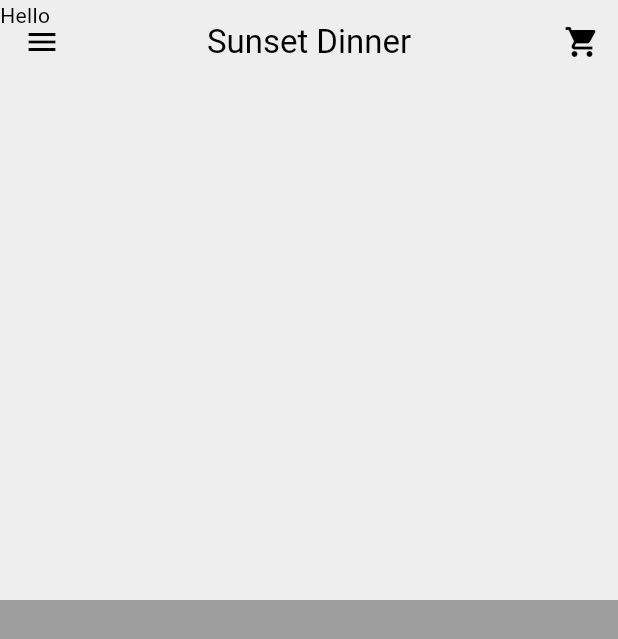
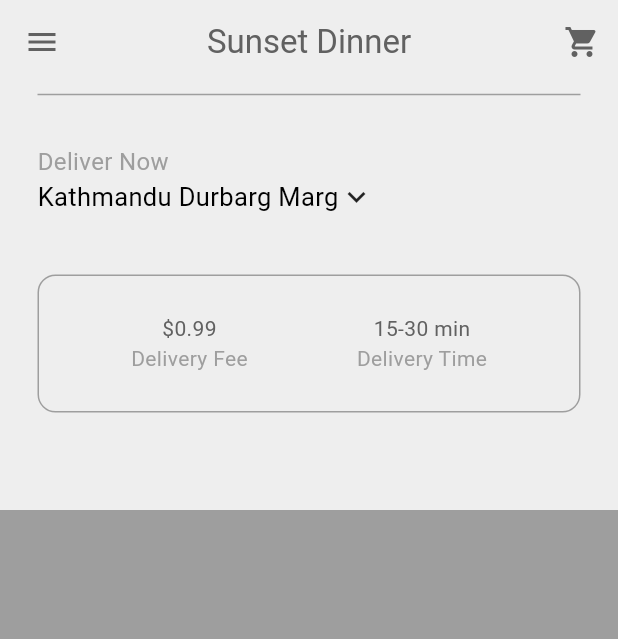
Before and after one commit to romanhumagain/Food-Delivery-App, a Flutter app: the screen it shows after launch, after a tap on "Sign in", on a phone screen of 412 x 824 dp. Shown: the top 639 px of the screen. Run offline on Flutter 3.47's test engine with Material 3 defaults, Android fonts, the phone set to English and light mode, and no system bars.

Commit message:
sliver app bar for application

```diff
--- /dev/null
+++ b/lib/components/my_current_location.dart
@@ -0,0 +1,48 @@
+import 'package:flutter/material.dart';
+import 'package:flutter/cupertino.dart';
+
+
+class MyCurrentLocation extends StatelessWidget {
+  const MyCurrentLocation({super.key});
+
+  void openLocationSearchBox(BuildContext context){
+    showDialog(context: context, builder: (context)=>AlertDialog(
+      title: Text("Your Location"),
+      content: TextField(
+        decoration: InputDecoration(
+          hintText: "Search address....",
+          hintStyle: TextStyle(color: Theme.of(context).colorScheme.inversePrimary)
+        ),
+      ),
+      actions: [
+        CupertinoButton(child: Text("Cancel"), onPressed: ()=>{Navigator.pop(context)}),
+        CupertinoButton(child: Text("Search"), onPressed: (){})
+
+      ],
+    ));
+
+  }
+
+  @override
+  Widget build(BuildContext context) {
+    return Padding(
+      padding: const EdgeInsets.all(25.0),
+      child: Column(
+        crossAxisAlignment: CrossAxisAlignment.start,
+        children:  [
+          Text("Deliver Now", style: TextStyle(color: Theme.of(context).colorScheme.primary, fontSize: 16),),
+
+          GestureDetector(
+            onTap: ()=> openLocationSearchBox(context),
+            child: Row(
+              children: const [
+                Text("Kathmandu Durbarg Marg", style: TextStyle(fontSize: 17),),
+                Icon(Icons.keyboard_arrow_down)
+              ],
+            ),
+          )
+        ],
+      ),
+    );
+  }
+}
--- /dev/null
+++ b/lib/components/my_description.dart
@@ -0,0 +1,51 @@
+import 'package:flutter/material.dart';
+
+class MyDescription extends StatelessWidget {
+  const MyDescription({super.key});
+
+  @override
+  Widget build(BuildContext context) {
+    return Padding(
+      padding: const EdgeInsets.symmetric(vertical: 15, horizontal: 25),
+      child: Container(
+        padding: EdgeInsets.all(25),
+        decoration: BoxDecoration(
+            border: Border.all(color: Theme.of(context).colorScheme.primary),
+            borderRadius: BorderRadius.circular(12)),
+        child: Row(
+          mainAxisAlignment: MainAxisAlignment.spaceAround,
+          children: [
+            Column(
+              children: [
+                Text(
+                  "\$0.99",
+                  style: TextStyle(
+                      color: Theme.of(context).colorScheme.inversePrimary),
+                ),
+                Text(
+                  "Delivery Fee",
+                  style:
+                      TextStyle(color: Theme.of(context).colorScheme.primary),
+                )
+              ],
+            ),
+            Column(
+              children: [
+                Text(
+                  "15-30 min",
+                  style: TextStyle(
+                      color: Theme.of(context).colorScheme.inversePrimary),
+                ),
+                Text(
+                  "Delivery Time",
+                  style:
+                      TextStyle(color: Theme.of(context).colorScheme.primary),
+                )
+              ],
+            ),
+          ],
+        ),
+      ),
+    );
+  }
+}
--- a/lib/components/my_sliver_appbar.dart
+++ b/lib/components/my_sliver_appbar.dart
@@ -9,8 +9,8 @@ class MySliverAppbar extends StatelessWidget {
   @override
   Widget build(BuildContext context) {
     return SliverAppBar(
-      expandedHeight: 400,
-      collapsedHeight: 200,
+      expandedHeight: 340,
+      collapsedHeight: 120,
       centerTitle: true,
       floating: false,
       pinned: true,
@@ -18,9 +18,16 @@ class MySliverAppbar extends StatelessWidget {
         IconButton(onPressed: (){}, icon: Icon(Icons.shopping_cart))
       ],
       backgroundColor: Theme.of(context).colorScheme.background,
+      foregroundColor: Theme.of(context).colorScheme.inversePrimary,
       title: Text("Sunset Dinner"),
       flexibleSpace: FlexibleSpaceBar(
-        background: child,
+        background: Padding(
+          padding: const EdgeInsets.only(bottom: 50.0),
+          child: child,
+        ),
+        // title: title,
+        centerTitle: true,
+        titlePadding: EdgeInsets.only(left: 0, right: 0, top: 0),
       ),
     );
   }
--- a/lib/pages/home_page.dart
+++ b/lib/pages/home_page.dart
@@ -1,4 +1,6 @@
 import 'package:flutter/material.dart';
+import 'package:food_delivery_app/components/my_current_location.dart';
+import 'package:food_delivery_app/components/my_description.dart';
 import 'package:food_delivery_app/components/my_drawer.dart';
 import 'package:food_delivery_app/components/my_sliver_appbar.dart';
 
@@ -12,13 +14,21 @@ class HomePage extends StatelessWidget {
       body: NestedScrollView(
           headerSliverBuilder: (context, innerBoxIsScrolled) => [
                 MySliverAppbar(
-                  title: Text("Home"),
-                  child: Text("Hello"),
-                ),
+                    title: Text("Home"),
+                    child: Column(
+                      mainAxisAlignment: MainAxisAlignment.end,
+                      children: [
+                        Divider(
+                          indent: 25,
+                          endIndent: 25,
+                          color: Theme.of(context).colorScheme.primary,
+                        ),
+                        MyCurrentLocation(),
+                        MyDescription()
+                      ],
+                    )),
               ],
-          body: Container(
-            color: Colors.grey
-          )),
+          body: Container(color: Colors.grey)),
     );
   }
 }
```
Also changed, not shown: 37 other files.
